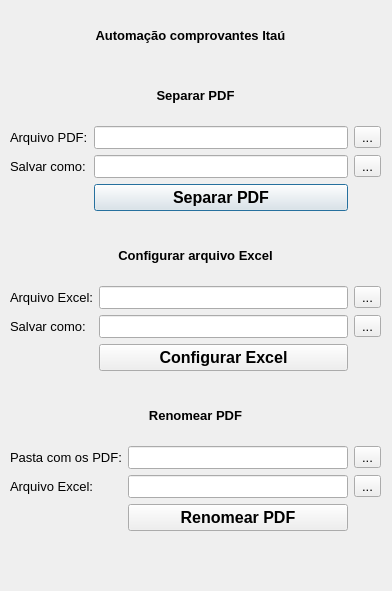
First picture: the form in ui/window.ui, repository danieltorreess/ProjetoItau, before the edit.
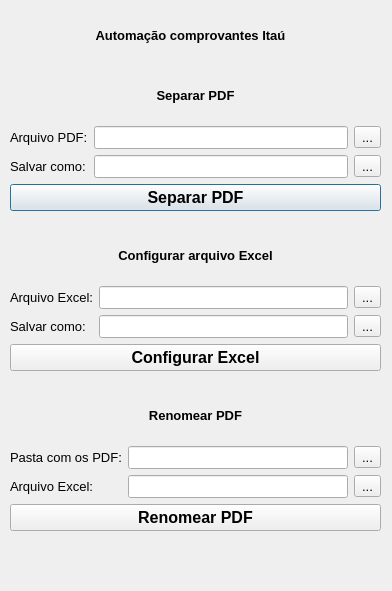
Second picture: the form after the edit. Icons and pictures are not drawn.

```diff
--- a/ui/window.ui
+++ b/ui/window.ui
@@ -82,21 +82,6 @@
       </property>
      </widget>
     </item>
-    <item row="3" column="1">
-     <widget class="QPushButton" name="separarPDF">
-      <property name="font">
-       <font>
-        <family>Segoe UI</family>
-        <pointsize>12</pointsize>
-        <weight>75</weight>
-        <bold>true</bold>
-       </font>
-      </property>
-      <property name="text">
-       <string>Separar PDF</string>
-      </property>
-     </widget>
-    </item>
     <item row="2" column="2">
      <widget class="QToolButton" name="buscarCaminhoPDF">
       <property name="font">
@@ -128,6 +113,21 @@
       </property>
      </widget>
     </item>
+    <item row="3" column="0" colspan="3">
+     <widget class="QPushButton" name="separarPDF">
+      <property name="font">
+       <font>
+        <family>Segoe UI</family>
+        <pointsize>12</pointsize>
+        <weight>75</weight>
+        <bold>true</bold>
+       </font>
+      </property>
+      <property name="text">
+       <string>Separar PDF</string>
+      </property>
+     </widget>
+    </item>
    </layout>
   </widget>
   <widget class="QLabel" name="TituloPrincipal">
@@ -261,21 +261,6 @@
       </property>
      </widget>
     </item>
-    <item row="3" column="1">
-     <widget class="QPushButton" name="ConfigurarExcel">
-      <property name="font">
-       <font>
-        <family>Segoe UI</family>
-        <pointsize>12</pointsize>
-        <weight>75</weight>
-        <bold>true</bold>
-       </font>
-      </property>
-      <property name="text">
-       <string>Configurar Excel</string>
-      </property>
-     </widget>
-    </item>
     <item row="2" column="2">
      <widget class="QToolButton" name="buscarCaminhoExcel">
       <property name="font">
@@ -307,6 +292,21 @@
       </property>
      </widget>
     </item>
+    <item row="3" column="0" colspan="3">
+     <widget class="QPushButton" name="ConfigurarExcel">
+      <property name="font">
+       <font>
+        <family>Segoe UI</family>
+        <pointsize>12</pointsize>
+        <weight>75</weight>
+        <bold>true</bold>
+       </font>
+      </property>
+      <property name="text">
+       <string>Configurar Excel</string>
+      </property>
+     </widget>
+    </item>
    </layout>
   </widget>
   <widget class="QWidget" name="gridLayoutWidget_3">
@@ -378,21 +378,6 @@
       </property>
      </widget>
     </item>
-    <item row="3" column="1">
-     <widget class="QPushButton" name="RenomearPDF">
-      <property name="font">
-       <font>
-        <family>Segoe UI</family>
-        <pointsize>12</pointsize>
-        <weight>75</weight>
-        <bold>true</bold>
-       </font>
-      </property>
-      <property name="text">
-       <string>Renomear PDF</string>
-      </property>
-     </widget>
-    </item>
     <item row="2" column="2">
      <widget class="QToolButton" name="buscarArquivoExcel">
       <property name="font">
@@ -424,6 +409,21 @@
       </property>
      </widget>
     </item>
+    <item row="3" column="0" colspan="3">
+     <widget class="QPushButton" name="RenomearPDF">
+      <property name="font">
+       <font>
+        <family>Segoe UI</family>
+        <pointsize>12</pointsize>
+        <weight>75</weight>
+        <bold>true</bold>
+       </font>
+      </property>
+      <property name="text">
+       <string>Renomear PDF</string>
+      </property>
+     </widget>
+    </item>
    </layout>
   </widget>
  </widget>
```
